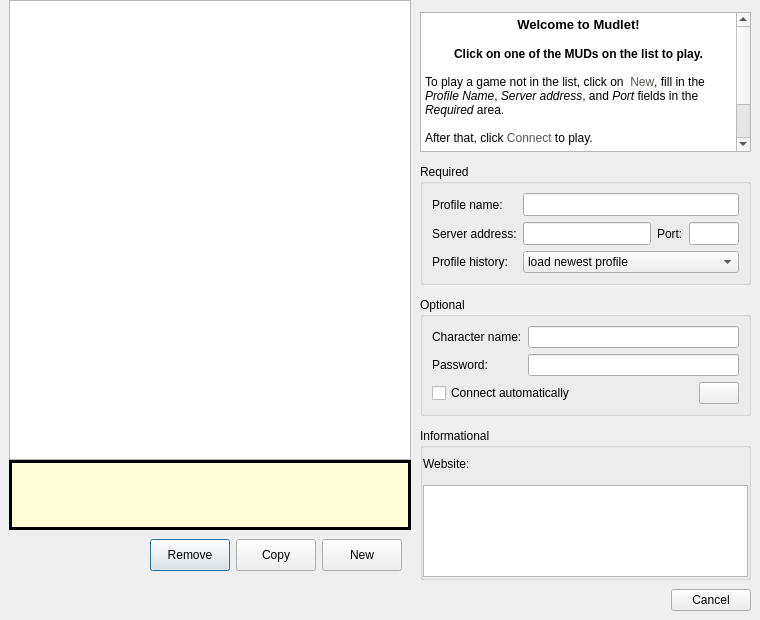
The window that src/ui/connection_profiles.ui (Mudlet/Mudlet) describes before a commit, drawn with Qt 5.
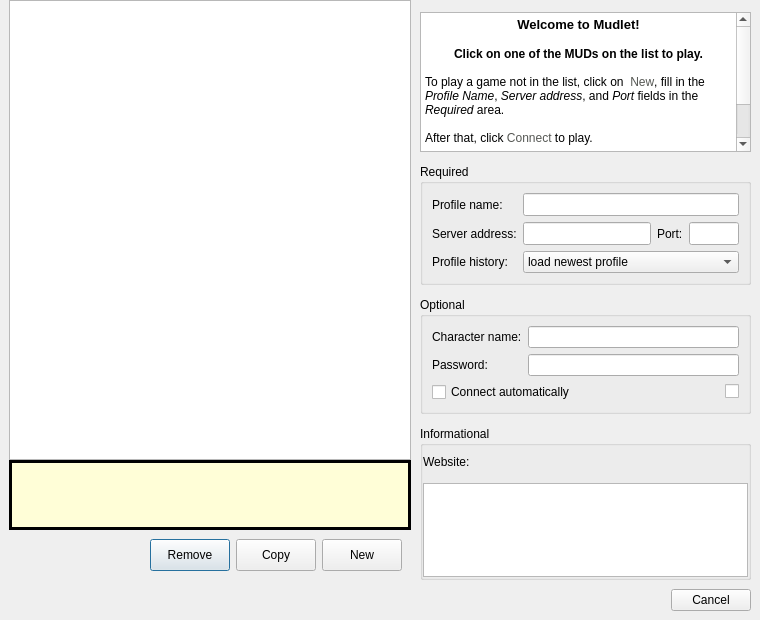
The same window after the commit. Icons and pictures are not drawn.

Commit message: Try a checkbox in connection screen for look'n'feel

```diff
--- a/src/ui/connection_profiles.ui
+++ b/src/ui/connection_profiles.ui
@@ -2465,9 +2465,9 @@
                </spacer>
               </item>
               <item>
-               <widget class="QPushButton" name="discord_optin_pushbutton">
-                <property name="toolTip">
-                 <string>Enable to show off your character on Discord</string>
+               <widget class="QCheckBox" name="checkBox">
+                <property name="text">
+                 <string/>
                 </property>
                 <property name="icon">
                  <iconset resource="../mudlet.qrc">
@@ -2479,9 +2479,6 @@
                   <height>22</height>
                  </size>
                 </property>
-                <property name="checkable">
-                 <bool>true</bool>
-                </property>
                </widget>
               </item>
              </layout>
```
